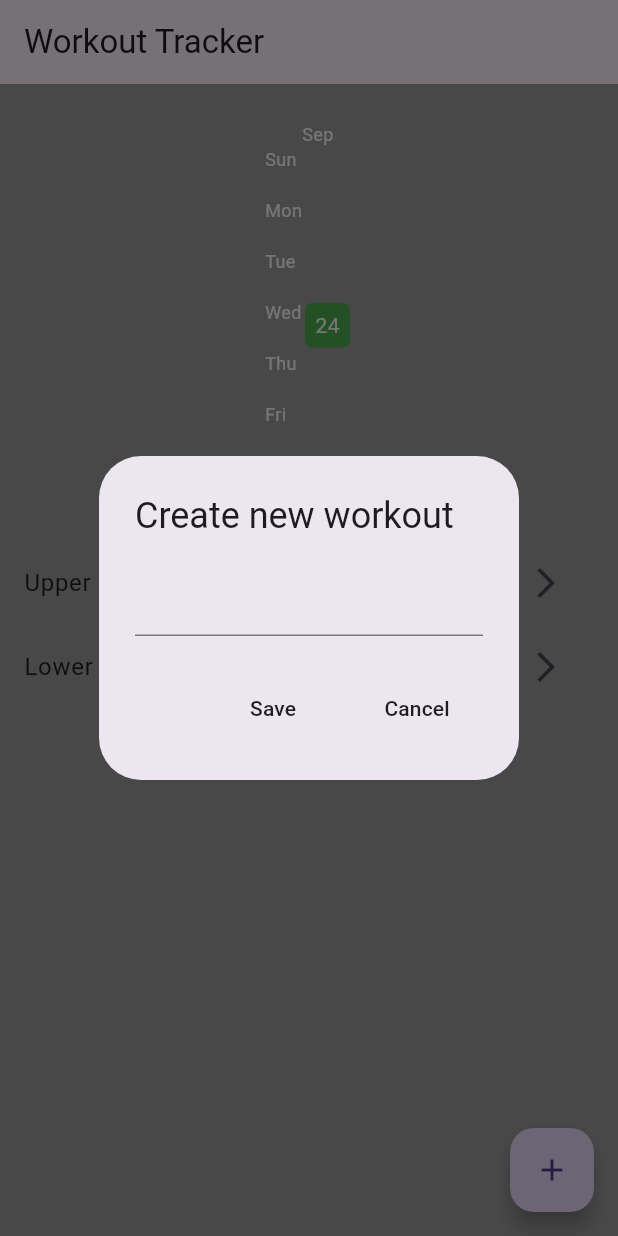
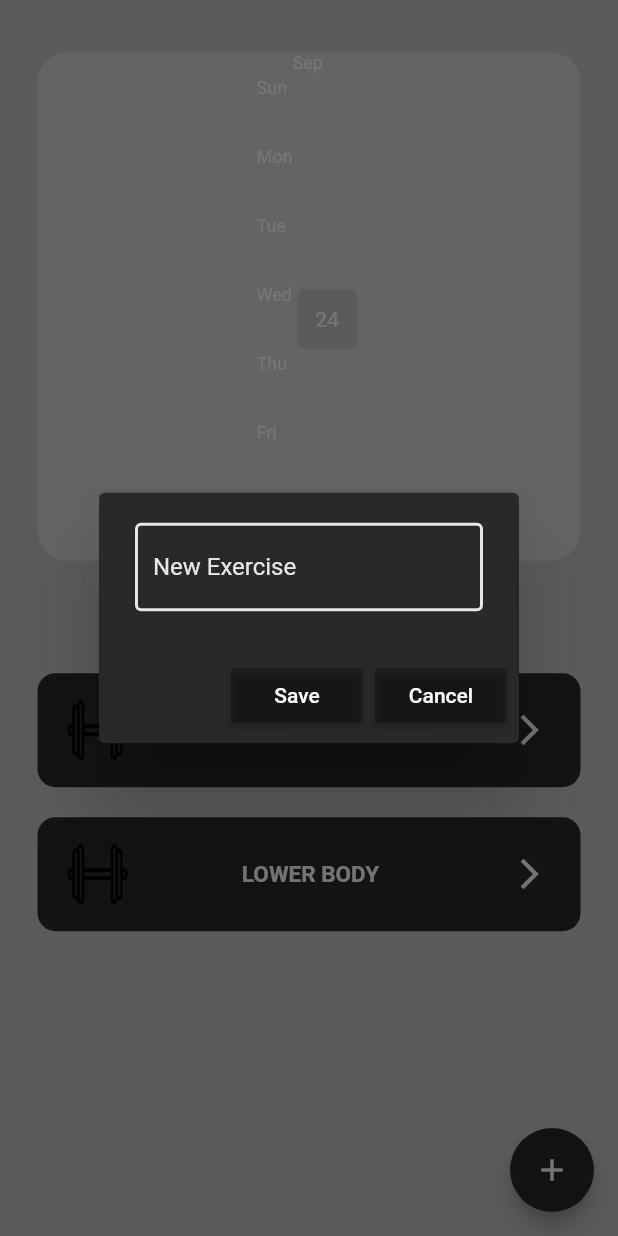
Before and after one commit to Akshat-yadav/workout_tracker, a Flutter app: the screen it shows after launch, after a tap on the "add" icon, on a phone screen of 412 x 824 dp. Run offline on Flutter 3.47's test engine with Material 3 defaults, Android fonts, the phone set to English and light mode, and no system bars; drawn by our look-alikes of flutter_heatmap_calendar, flutter_slidable; our stand-ins replace hive, hive_flutter; accounts and stored records are empty.

Commit message:
ui_changes_done

```diff
--- a/lib/components/heat_map.dart
+++ b/lib/components/heat_map.dart
@@ -14,18 +14,23 @@ class MyHeatMap extends StatelessWidget {
   @override
   Widget build(BuildContext context) {
     return Container(
-      padding: EdgeInsets.all(25),
+      decoration: BoxDecoration(
+        borderRadius: BorderRadius.circular(20),
+        color: Color(0xFFDBDBDB),
+      ),
       child: HeatMap(
         startDate: createDateTimeObject(startDateYYYYMMDD),
         endDate: DateTime.now().add(const Duration(days: 0)),
         datasets: datasets,
         colorMode: ColorMode.color,
-        defaultColor: Colors.green,
+        // use a neutral color for days with 0 (not completed) so green only shows for completed days
+        defaultColor: Color(0xFFC7C7C7),
         textColor: Colors.white,
         showColorTip: false,
         showText: true,
         scrollable: true,
-        size: 30,
+        size: 40,
+        margin: EdgeInsets.all(3),
         colorsets: const {1: Colors.green},
       ),
     );
--- /dev/null
+++ b/lib/components/textfield.dart
@@ -0,0 +1,35 @@
+import 'package:flutter/material.dart';
+
+class MyTextField extends StatelessWidget {
+  final TextEditingController controller;
+  final String hint;
+  final bool isNum;
+  const MyTextField({
+    super.key,
+    required this.controller,
+    required this.hint,
+    required this.isNum,
+  });
+
+  @override
+  Widget build(BuildContext context) {
+    return TextField(
+      controller: controller,
+      keyboardType: isNum ? TextInputType.number : TextInputType.text,
+      cursorColor: Colors.white,
+      style: TextStyle(color: Colors.white),
+      decoration: InputDecoration(
+        enabledBorder: OutlineInputBorder(
+          borderSide: BorderSide(color: Color(0xFFE7E7E7), width: 2),
+        ),
+        focusedBorder: OutlineInputBorder(
+          borderSide: BorderSide(color: Color(0xFFE7E7E7), width: 2),
+        ),
+        fillColor: Color(0xFF292929),
+        filled: true,
+        hintText: hint,
+        hintStyle: TextStyle(color: Color(0xFFE7E7E7)),
+      ),
+    );
+  }
+}
--- /dev/null
+++ b/lib/components/theme/material_black.dart
@@ -0,0 +1,17 @@
+import 'package:flutter/material.dart';
+
+const MaterialColor customGreySwatch = MaterialColor(
+  0xFF292929, // base color (#292929)
+  <int, Color>{
+    50: Color(0xFFF2F2F2),
+    100: Color(0xFFD9D9D9),
+    200: Color(0xFFBFBFBF),
+    300: Color(0xFFA6A6A6),
+    400: Color(0xFF808080),
+    500: Color(0xFF5C5C5C),
+    600: Color(0xFF404040),
+    700: Color(0xFF292929),
+    800: Color(0xFF1F1F1F),
+    900: Color(0xFF121212),
+  },
+);
--- /dev/null
+++ b/lib/components/workout_tile.dart
@@ -0,0 +1,58 @@
+import 'package:flutter/material.dart';
+import 'package:workout_app/data/workout_data.dart';
+import 'package:workout_app/pages/workout_page.dart';
+
+class WorkoutTile extends StatefulWidget {
+  final WorkoutData value;
+  final int index;
+  const WorkoutTile({super.key, required this.value, required this.index});
+
+  @override
+  State<WorkoutTile> createState() => _WorkoutTileState();
+}
+
+class _WorkoutTileState extends State<WorkoutTile> {
+  @override
+  Widget build(BuildContext context) {
+    return Container(
+      decoration: BoxDecoration(
+        color: Color(0xFF292929),
+        borderRadius: BorderRadius.circular(12),
+      ),
+      child: Padding(
+        padding: const EdgeInsets.only(left: 10),
+        child: ListTile(
+          leading: Image.asset(
+            'assets/icons/workout.png',
+            width: 40,
+            height: 40,
+          ),
+          title: Text(
+            widget.value.getWorkoutList()[widget.index].name.toUpperCase(),
+            textAlign: TextAlign.center,
+            style: TextStyle(
+              color: Colors.white,
+              fontSize: 15,
+              fontWeight: FontWeight.bold,
+            ),
+          ),
+          contentPadding: EdgeInsets.all(10),
+          trailing: IconButton(
+            onPressed: () {
+              //goto new workout page
+              Navigator.push(
+                context,
+                MaterialPageRoute(
+                  builder: (context) => WorkoutPage(
+                    workoutName: widget.value.workoutList[widget.index].name,
+                  ),
+                ),
+              );
+            },
+            icon: Icon(Icons.arrow_forward_ios, color: Colors.white),
+          ),
+        ),
+      ),
+    );
+  }
+}
--- a/lib/data/hive_database.dart
+++ b/lib/data/hive_database.dart
@@ -97,7 +97,8 @@ class HiveDatabase {
 
   //return completion status of a given date yyyymmdd
   int getCompletionStatus(String yyyymmdd) {
-    int completionStatus = _myBox.get("COMPLETION_STATUS$yyyymmdd") ?? 0;
+    // stored keys look like "COMPLETION_STATUS_20250922"
+    int completionStatus = _myBox.get("COMPLETION_STATUS_$yyyymmdd") ?? 0;
     //return 0 or 1 and 0 for null i.e user didnt use app on that date
     return completionStatus;
   }
--- a/lib/data/workout_data.dart
+++ b/lib/data/workout_data.dart
@@ -33,7 +33,7 @@ class WorkoutData extends ChangeNotifier {
   ];
 
   //if this the first time firing uo the app in lifetime of app
-  //if there are workouts already in database then get workout list, else just the default app
+  //if there are workouts already in database then get workout list, else just the default list
   void initializeWorkoutList() {
     if (db.previousDataExists()) {
       workoutList = db.readFromDatabase();
@@ -86,11 +86,12 @@ class WorkoutData extends ChangeNotifier {
     //finding the workout from the list to check off its status
     Exercise relevantExercise = getRelevantExercise(workoutName, exerciseName);
     relevantExercise.isCompleted = !relevantExercise.isCompleted;
+    //save to database first so db has the latest completion status
+    db.saveToDatabase(workoutList);
+    //reload heat map dataset from db
+    loadHeatMap();
+    //then notify UI listeners to rebuild with updated heatmap and lists
     notifyListeners();
-    //save to database
-    db.saveToDatabase(workoutList);
-    //loding heat map
-    loadHeatMap();
   }
 
   //return relevant workout object, given a workout name
@@ -130,12 +131,15 @@ class WorkoutData extends ChangeNotifier {
   void loadHeatMap() {
     DateTime startDate = createDateTimeObject(getStartDate());
 
+    // clear existing entries so reloading doesn't duplicate or keep stale values
+    heatMapDataSet = {};
+
     //calculating number of days to load
     int daysInBetween = DateTime.now().difference(startDate).inDays;
 
     //iterate from start date to today and add each completion status to the dataset
     //"COMPLETION_STATUS_yyyymmdd" will be the key in the database
-    for (int i = 0; i < daysInBetween; i++) {
+    for (int i = 0; i < daysInBetween + 1; i++) {
       String yyyymmdd = convertdateTimeObjectToyyyymmdd(
         startDate.add(Duration(days: i)),
       );
--- a/lib/main.dart
+++ b/lib/main.dart
@@ -1,6 +1,7 @@
 import 'package:flutter/material.dart';
 import 'package:hive_flutter/adapters.dart';
 import 'package:provider/provider.dart';
+import 'package:workout_app/components/theme/material_black.dart';
 import 'package:workout_app/data/workout_data.dart';
 import 'package:workout_app/pages/home_page.dart';
 
@@ -21,7 +22,15 @@ class MyApp extends StatelessWidget {
   Widget build(BuildContext context) {
     return ChangeNotifierProvider(
       create: (context) => WorkoutData(),
-      child: MaterialApp(debugShowCheckedModeBanner: false, home: HomePage()),
+      child: MaterialApp(
+        debugShowCheckedModeBanner: false,
+        home: HomePage(),
+        theme: ThemeData(
+          useMaterial3: false,
+          primarySwatch: customGreySwatch,
+          scaffoldBackgroundColor: Color(0xFFC7C7C7),
+        ),
+      ),
     );
   }
 }
--- a/lib/pages/home_page.dart
+++ b/lib/pages/home_page.dart
@@ -1,6 +1,9 @@
 import 'package:flutter/material.dart';
+import 'package:flutter_slidable/flutter_slidable.dart';
 import 'package:provider/provider.dart';
 import 'package:workout_app/components/heat_map.dart';
+import 'package:workout_app/components/textfield.dart';
+import 'package:workout_app/components/workout_tile.dart';
 import 'package:workout_app/data/workout_data.dart';
 import 'package:workout_app/pages/workout_page.dart';
 
@@ -26,16 +29,25 @@ class _HomePageState extends State<HomePage> {
     showDialog(
       context: context,
       builder: (context) => AlertDialog(
-        title: Text("Create new workout"),
-        content: TextField(controller: newWorkoutNameController),
+        backgroundColor: Color(0xFF292929),
+        content: MyTextField(
+          controller: newWorkoutNameController,
+          hint: "New Exercise",
+          isNum: false,
+        ),
         actions: [
           //save button
           MaterialButton(
+            color: Colors.black26,
+            textColor: Colors.white,
             onPressed: () {
+              if (newWorkoutNameController.text != "") {
                 Provider.of<WorkoutData>(
                   context,
                   listen: false,
                 ).addWorkout(newWorkoutNameController.text);
+              }
+
               Navigator.of(context).pop();
               newWorkoutNameController.clear();
             },
@@ -44,6 +56,8 @@ class _HomePageState extends State<HomePage> {
 
           //cancel button
           MaterialButton(
+            color: Colors.black26,
+            textColor: Colors.white,
             onPressed: () {
               Navigator.of(context).pop();
               newWorkoutNameController.clear();
@@ -59,31 +73,45 @@ class _HomePageState extends State<HomePage> {
   Widget build(BuildContext context) {
     return Consumer<WorkoutData>(
       builder: (context, value, child) => Scaffold(
-        appBar: AppBar(title: const Text("Workout Tracker")),
-        backgroundColor: Colors.grey[500],
         floatingActionButton: FloatingActionButton(
           onPressed: createNewWorkoutDialogue,
+          backgroundColor: Color(0xFF292929),
           child: const Icon(Icons.add),
         ),
         body: ListView(
           children: [
+            SizedBox(height: 10),
             //heat map
-            MyHeatMap(
+            Padding(
+              padding: const EdgeInsets.all(25),
+              child: MyHeatMap(
                 datasets: value.heatMapDataSet,
                 startDateYYYYMMDD: value.getStartDate(),
               ),
+            ),
+
+            const SizedBox(height: 50),
 
             //workout list
-            ListView.builder(
+            SlidableAutoCloseBehavior(
+              child: ListView.builder(
                 shrinkWrap: true,
                 physics: const NeverScrollableScrollPhysics(),
                 //above 2 are used because the there is list view present inside of list view
                 itemCount: value.getWorkoutList().length,
-              itemBuilder: (context, index) => ListTile(
-                title: Text(value.getWorkoutList()[index].name),
-                trailing: IconButton(
-                  onPressed: () {
-                    //goto new workout page
+                itemBuilder: (context, index) {
+                  return Padding(
+                    padding: const EdgeInsets.only(
+                      left: 25,
+                      right: 25,
+                      bottom: 20,
+                    ),
+                    child: Slidable(
+                      endActionPane: ActionPane(
+                        motion: StretchMotion(),
+                        children: [
+                          SlidableAction(
+                            onPressed: (context) {
                               Navigator.push(
                                 context,
                                 MaterialPageRoute(
@@ -93,8 +121,22 @@ class _HomePageState extends State<HomePage> {
                                 ),
                               );
                             },
-                  icon: Icon(Icons.arrow_forward_ios),
+                            icon: Icons.settings,
+                            backgroundColor: Colors.black,
+                            borderRadius: BorderRadius.circular(12),
                           ),
+                          SlidableAction(
+                            onPressed: (context) {},
+                            icon: Icons.delete,
+                            backgroundColor: Colors.red,
+                            borderRadius: BorderRadius.circular(12),
+                          ),
+                        ],
+                      ),
+                      child: WorkoutTile(value: value, index: index),
+                    ),
+                  );
+                },
               ),
             ),
           ],
--- a/pubspec.yaml
+++ b/pubspec.yaml
@@ -38,6 +38,7 @@ dependencies:
   hive: ^2.2.3
   hive_flutter: ^1.1.0
   flutter_heatmap_calendar: ^1.0.5
+  flutter_slidable: ^4.0.1
 
 dev_dependencies:
   flutter_test:
@@ -55,7 +56,8 @@ dev_dependencies:
 
 # The following section is specific to Flutter packages.
 flutter:
-
+  assets:
+    - assets/icons/workout.png
   # The following line ensures that the Material Icons font is
   # included with your application, so that you can use the icons in
   # the material Icons class.
```
Also changed, not shown: lib/components/exercise_tile.dart (+38 -5 lines), lib/pages/workout_page.dart (+31 -11 lines), assets/icons/workout.png (added), pubspec.lock. Lines whose indentation alone changed are shown as unchanged.
